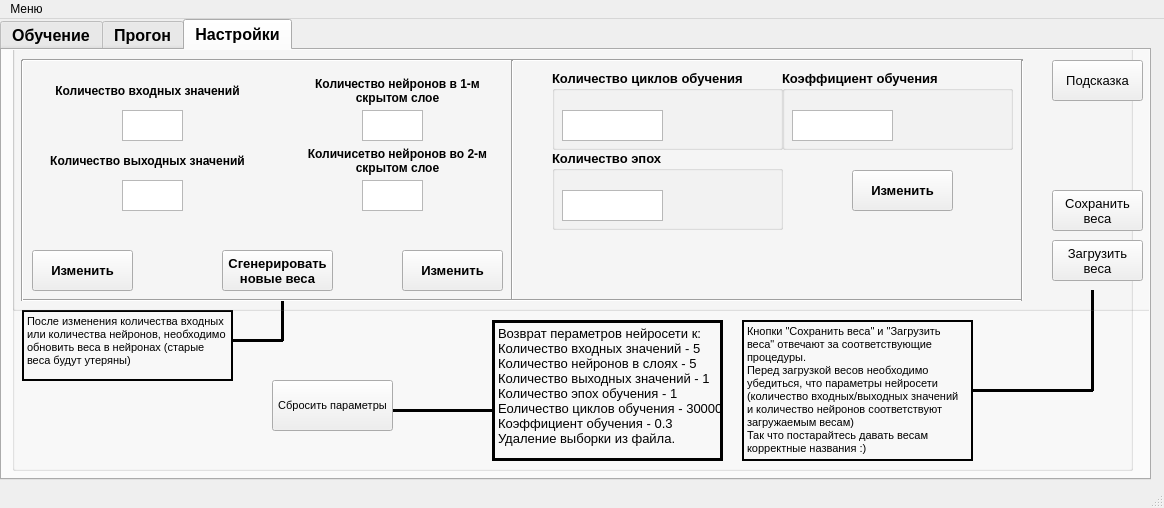
ILTZ/NNGUI, file uixml/shield.ui: the form before one commit.
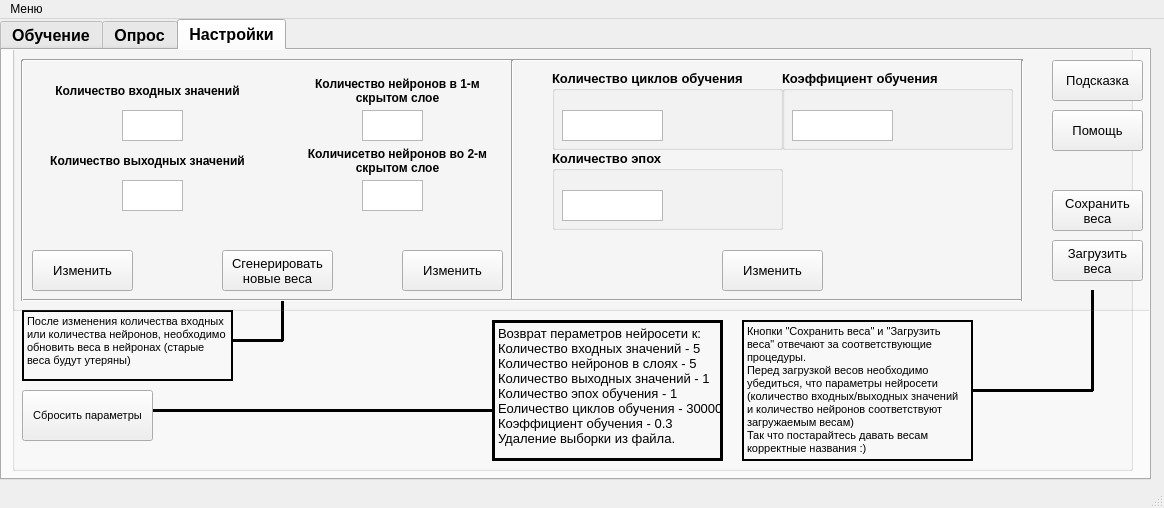
The form after the commit. The open tabs and pages were chosen to show the change. Icons and pictures are not drawn.

What changed in the file:
```diff
--- a/uixml/shield.ui
+++ b/uixml/shield.ui
@@ -708,7 +708,7 @@
     </widget>
     <widget class="QWidget" name="tab_4">
      <attribute name="title">
-      <string>Прогон</string>
+      <string>Опрос</string>
      </attribute>
      <widget class="QGroupBox" name="defQueryBox">
       <property name="geometry">
@@ -978,8 +978,8 @@
        <property name="font">
         <font>
          <pointsize>10</pointsize>
-         <weight>75</weight>
-         <bold>true</bold>
+         <weight>50</weight>
+         <bold>false</bold>
         </font>
        </property>
        <property name="text">
@@ -1049,8 +1049,8 @@
       <widget class="QPushButton" name="epochsLoopsBtn">
        <property name="geometry">
         <rect>
-         <x>840</x>
-         <y>130</y>
+         <x>710</x>
+         <y>210</y>
          <width>101</width>
          <height>41</height>
         </rect>
@@ -1058,6 +1058,8 @@
        <property name="font">
         <font>
          <pointsize>10</pointsize>
+         <weight>50</weight>
+         <bold>false</bold>
         </font>
        </property>
        <property name="text">
@@ -1171,8 +1173,8 @@
        <property name="font">
         <font>
          <pointsize>10</pointsize>
-         <weight>75</weight>
-         <bold>true</bold>
+         <weight>50</weight>
+         <bold>false</bold>
         </font>
        </property>
        <property name="text">
@@ -1260,8 +1262,8 @@
        <property name="font">
         <font>
          <pointsize>10</pointsize>
-         <weight>75</weight>
-         <bold>true</bold>
+         <weight>50</weight>
+         <bold>false</bold>
         </font>
        </property>
        <property name="text">
@@ -1310,6 +1312,26 @@
 веса</string>
        </property>
       </widget>
+      <widget class="QPushButton" name="settingsHelpBtn">
+       <property name="geometry">
+        <rect>
+         <x>1040</x>
+         <y>70</y>
+         <width>91</width>
+         <height>41</height>
+        </rect>
+       </property>
+       <property name="font">
+        <font>
+         <pointsize>10</pointsize>
+         <weight>50</weight>
+         <bold>false</bold>
+        </font>
+       </property>
+       <property name="text">
+        <string>Помощь</string>
+       </property>
+      </widget>
       <zorder>epochsGroupBox</zorder>
       <zorder>label</zorder>
       <zorder>hNodesIn</zorder>
@@ -1332,26 +1354,7 @@
       <zorder>chCountBtn</zorder>
       <zorder>SaveWeightsBtn</zorder>
       <zorder>LoadWeightsBtn</zorder>
-     </widget>
-     <widget class="QPushButton" name="clearBtn">
-      <property name="geometry">
-       <rect>
-        <x>270</x>
-        <y>330</y>
-        <width>121</width>
-        <height>51</height>
-       </rect>
-      </property>
-      <property name="font">
-       <font>
-        <pointsize>8</pointsize>
-        <weight>50</weight>
-        <bold>false</bold>
-       </font>
-      </property>
-      <property name="text">
-       <string>Сбросить параметры</string>
-      </property>
+      <zorder>settingsHelpBtn</zorder>
      </widget>
      <widget class="QGroupBox" name="FAQSettingsBox">
       <property name="geometry">
@@ -1556,9 +1559,9 @@
       <widget class="Line" name="line_13">
        <property name="geometry">
         <rect>
-         <x>380</x>
+         <x>140</x>
          <y>360</y>
-         <width>101</width>
+         <width>341</width>
          <height>20</height>
         </rect>
        </property>
@@ -1572,6 +1575,26 @@
         <enum>Qt::Horizontal</enum>
        </property>
       </widget>
+      <widget class="QPushButton" name="clearBtn">
+       <property name="geometry">
+        <rect>
+         <x>10</x>
+         <y>350</y>
+         <width>131</width>
+         <height>51</height>
+        </rect>
+       </property>
+       <property name="font">
+        <font>
+         <pointsize>8</pointsize>
+         <weight>50</weight>
+         <bold>false</bold>
+        </font>
+       </property>
+       <property name="text">
+        <string>Сбросить параметры</string>
+       </property>
+      </widget>
      </widget>
      <widget class="QPushButton" name="setingsFAQBtn">
       <property name="geometry">
```
Left out of the diff: 90 changed lines with no effect on the pictures.
